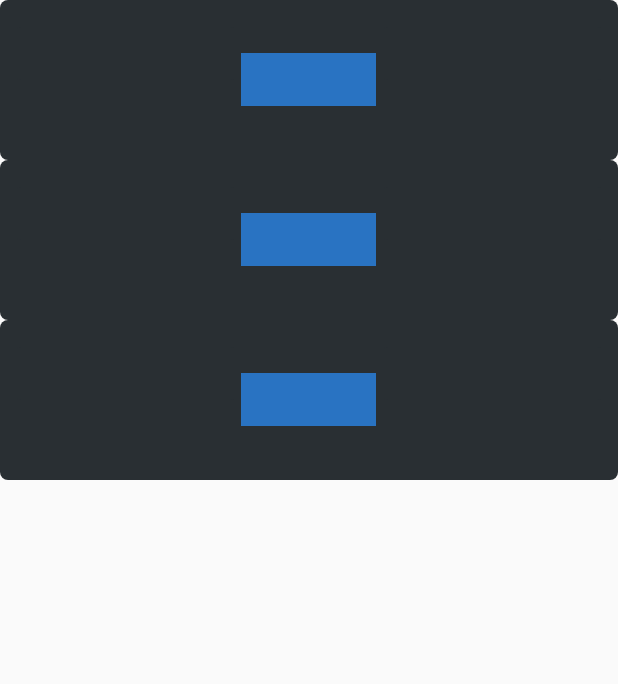
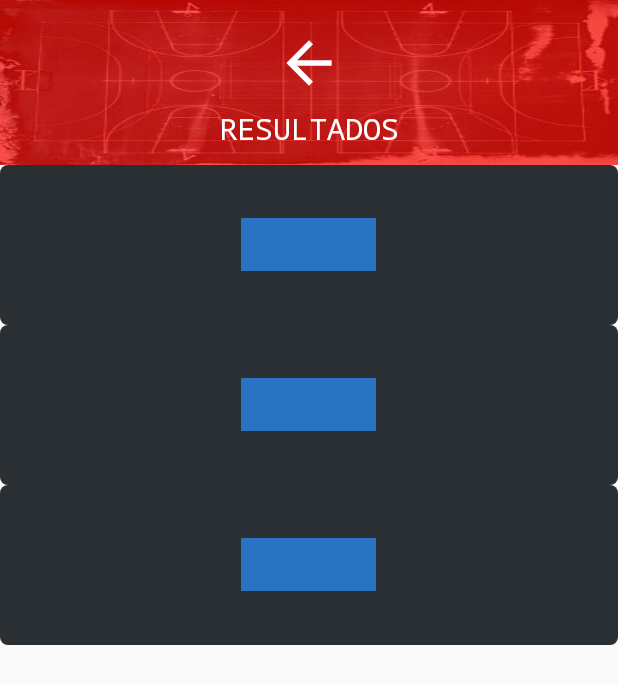
Before and after one commit to dagr27/Parcial1_PDM_00118717, an Android app: the layout activity_show_matches.xml on its own in the app's theme, with its tools: preview values and no code run, on a phone screen of 412 x 824 dp. Shown: the top 684 px of the screen. Run offline under Robolectric (Android 15) with nearby library versions, the phone set to English and light mode, and no system bars.

Commit message:
Arreglando una variable

```diff
--- a/app/src/main/java/com/example/parcial1_00118717/matchAdapter.kt
+++ b/app/src/main/java/com/example/parcial1_00118717/matchAdapter.kt
@@ -37,7 +37,7 @@ class matchAdapter internal constructor(
         holder.t1.setText(current.team1)
         holder.t2.setText(current.team2)
         holder.p1.setText(current.p1.toString())
-        holder.t2.setText(current.p2.toString())
+        holder.p2.setText(current.p2.toString())
         holder.date.setText(current.date.toString())
 
     }
--- a/app/src/main/res/layout/activity_show_matches.xml
+++ b/app/src/main/res/layout/activity_show_matches.xml
@@ -1,10 +1,36 @@
 <?xml version="1.0" encoding="utf-8"?>
-<androidx.constraintlayout.widget.ConstraintLayout
+<LinearLayout
         xmlns:android="http://schemas.android.com/apk/res/android"
         xmlns:tools="http://schemas.android.com/tools"
         android:layout_width="match_parent"
         android:layout_height="match_parent"
+        android:orientation="vertical"
         tools:context=".showMatches">
+    <RelativeLayout android:layout_width="match_parent"
+                    android:layout_height="110dp"
+                    android:gravity="center"
+                    android:background="@drawable/user_back">
+        <LinearLayout android:layout_width="wrap_content"
+                      android:layout_height="wrap_content"
+                      android:layout_centerInParent="true"
+                      android:orientation="vertical"
+                      android:gravity="center">
+
+            <ImageView android:layout_width="45dp"
+                       android:layout_height="60dp"
+                       android:src="@drawable/ic_arrow_back_black_24dp"/>
+            <TextView android:layout_width="200dp"
+                      android:layout_height="25dp"
+                      android:id="@+id/lblUsername"
+                      android:textAlignment="center"
+                      android:textSize="20dp"
+                      android:text="RESULTADOS"
+                      android:fontFamily="monospace"
+                      android:textColor="#fff"
+            />
+
+        </LinearLayout>
+    </RelativeLayout>
     <androidx.recyclerview.widget.RecyclerView
             android:id="@+id/recyclerview1"
             android:layout_width="match_parent"
@@ -13,4 +39,4 @@
 
     </androidx.recyclerview.widget.RecyclerView>
 
-</androidx.constraintlayout.widget.ConstraintLayout>
+</LinearLayout>
```
